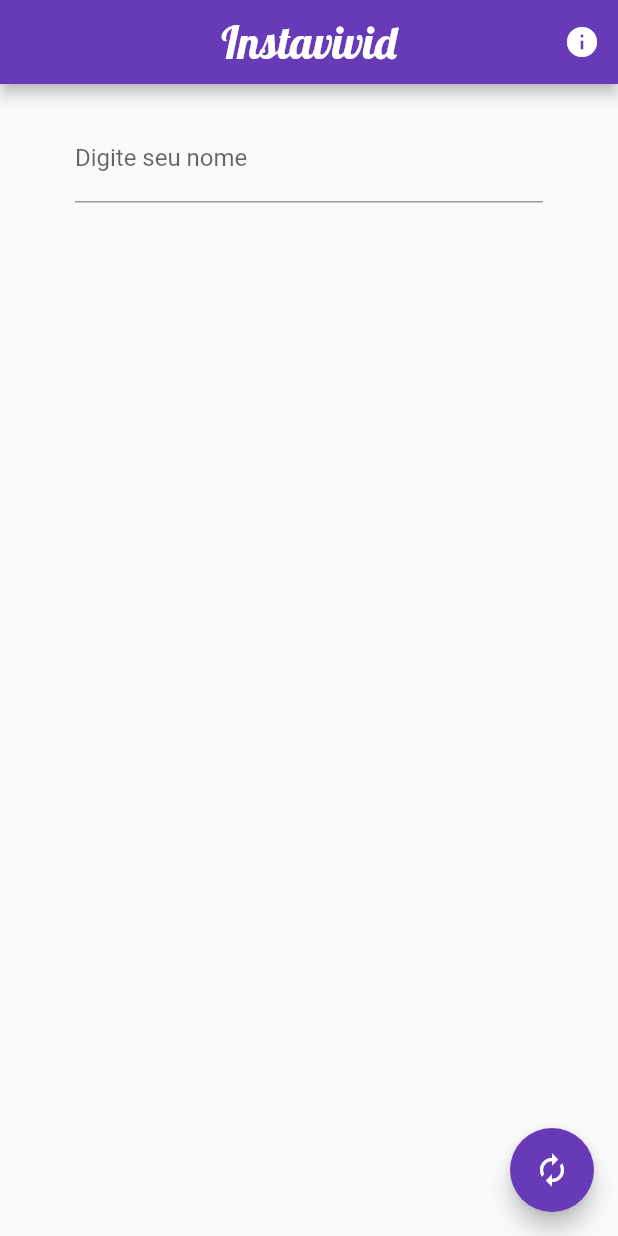
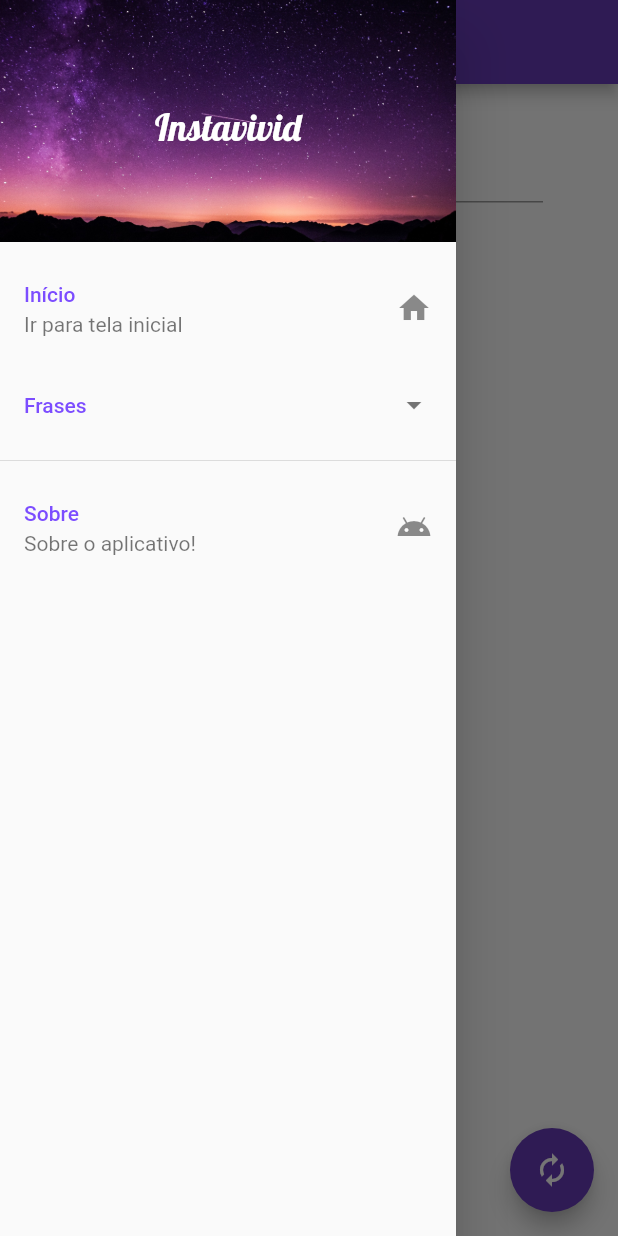
Before and after one commit to mateushvenancio/instavivid, a Flutter app: the screen it shows after launch, with the side drawer open (before the commit the screen has no drawer), on a phone screen of 412 x 824 dp. Run offline on Flutter 3.47's test engine with Material 2 defaults, Android fonts, the phone set to English and light mode, and no system bars.

Commit message:
Drawer adc e Frases adc (dvs, masc grtd ing)

```diff
--- /dev/null
+++ b/lib/frases.dart
@@ -0,0 +1,233 @@
+class RetornaFrases {
+  List<String> frases = new List<String>();
+
+  RetornaFrases(int tipo) {
+    switch (tipo) {
+      case 1:
+        frases = getFrasesDiversas();
+        break;
+      case 2:
+        frases = getFrasesMasculinas();
+        break;
+      case 3:
+        frases = getFrasesGratidao();
+        break;
+      case 4:
+        frases = getFrasesIngles();
+        break;
+    }
+  }
+
+  List<String> getFrases() {
+    return frases;
+  }
+
+  List<String> getFrasesMasculinas() {
+    List<String> frases = new List<String>();
+
+    frases.add("Me encaixo no padrão errado ✖");
+    frases.add("Cada mágoa, eu transformo em risada ☀");
+    frases.add("Me chamam de proibido porque eu vício rápido 🚫");
+    frases.add("Não falo tudo que eu sei, mas sei tudo que eu falo 💭");
+    frases.add("Não somos nada além do que dizemos que somos.");
+    frases.add("Sua inveja alimenta minha sede de conquista 🍃");
+    frases.add("Solidão já não me assusta mais.");
+    frases.add("Vivendo a vida sem pensar no fim ☀");
+    frases.add(
+        "Difícil eu ser romântico, meu ego é do tamanho do oceano atlântico 🌊");
+    frases.add("Calmo como uma bomba 💣");
+    frases.add("Se acomode ou se incomode ✌");
+    frases.add("Tô na intenção de me tornar seu vício 💎");
+    frases.add("Eu quero pra vida inteira, um destino incerto 🌴");
+    frases.add("Se parar pra contar nossa história, tu escreve um livro 📚");
+    frases.add("A alma é grande e a vida é pequena 💭");
+    frases.add("Cola comigo que eu te mostro o infinito ☄️");
+    frases.add("Bad trip bate na minha porta, mas não deixo entrar 🍃");
+    frases.add("Continuo na minha calma de monge 🕉");
+    frases.add("Se não tem malícia, então nem entra no jogo 👊");
+    frases.add("Os loucos românticos sempre riem por último.");
+    frases.add("Não cola comigo porque eu sou todo errado 🚫");
+    frases.add("Chefe é chefe né pai 🎶");
+    frases.add("A vida dos outros não me interessa ☀");
+    frases.add("Se tá difícil pra malandro, imagina pra otário 👊");
+    frases.add("Nascemos chorando pra morrer sorrindo");
+
+    return frases;
+  }
+
+  List<String> getFrasesDiversas() {
+    List<String> frases = new List<String>();
+
+    frases.add("Deus é a esperança em meio a tempestade.🌈");
+    frases.add("A vida é um eco, você recebe o que emite.🌙");
+    frases.add("Sentimentos são flores recém-desabrochadas. 🌸");
+    frases.add("Bom mesmo é sorrir com a alma!🌹");
+    frases.add("O mundo precisa de paz, colabore fechando sua boca.🌻");
+    frases.add("A inveja alimenta a sede de conquista.🗽");
+    frases.add("Deixe acontecer, se for pra ser, vai ser. 🌷");
+    frases.add("Mente firme, alma limpa e pensamento positivo sempre.⭐");
+    frases.add(
+        "Deus livrai-me da maldade, dos corações ruins e das falsas intenções. 🌅");
+    frases.add(
+        "O mundo fica mais bonito quando a gente carrega coisas boas no peito. 💘");
+    frases.add(
+        "Que o amor seja a melhor forma de começar e terminar o nosso dia! ⚓");
+    frases.add("Seja como a lua. Procure brilhar, mesmo em meio às trevas. 💫");
+    frases.add("Sem metas, quero apenas felicidade.🌺");
+    frases.add(
+        "Qual foi a última vez que você fez algo pela primeira vez? Faça hoje! 💖");
+    frases.add("Mil fases e infinitas formas de ser. ✨");
+    frases.add("Sou feita de cicatriz e gratidão. ✨❤");
+    frases.add("Fiz dos meus medos balões e os soltei. 💫💫");
+    frases.add("Existe uma beleza imensurável em ser quem você é. ❤");
+    frases.add("Seja fiel a sua essência. ✨❤");
+    frases.add(
+        "Tudo se ajeita, tudo se encaixa. E principalmente: tudo passa! ✨");
+    frases.add("Transbordando todo o bem e o amor que habitam em mim. 💫💫");
+    frases.add("Ir, sobretudo, em frente 👊👣");
+    frases.add("Você atrai o que transmite 🍃");
+    frases.add("Até sem querer, transbordo amor 🌸✨💖");
+    frases.add("Alma grata exala paz. 🌻🌺🌻");
+    frases.add("Evoluir é ser cada vez mais de si mesmo… 💛");
+    frases.add("Permita-se ir além, mas permita-se voltar 🌴");
+    frases.add("Antes de amar o próximo, ame primeiro a si..🌸");
+    frases.add("Mais amor, por vontade, sem favor. ❤");
+    frases.add("Seja sua própria âncora. ⚓");
+    frases.add("Engole teu coração e se ama por dentro. 🌾❤");
+    frases.add("Que a gente saiba florir onde a vida nos plantar.“ 🌼🙏🏼🌤");
+    frases.add("Cada sorriso dela, tem muito de Deus! ♥✨");
+    frases.add("A beleza está no caos de ser quem a gente é. ❤");
+    frases.add(
+        "Ela sorri com os olhos, abraça com o coração, diz o que sente. A delicadeza disfarça a força que ela tem. ✨💗");
+    frases.add("Se entregue ao ritmo da vida e flua com ele! 💫💫");
+    frases.add("Intensa por natureza, no riso e no amor. 💗");
+    frases.add("Do signo liberdade com ascendente em voar alto! 🌸✨");
+    frases.add(
+        "Colocar seu coração em tudo que faz é a única coisa que você precisa fazer para ver algo dar certo. ♥✨");
+    frases.add(
+        "Os exageros moram em sua pele, as intensidades estão na sua essência. ✨");
+    frases.add(
+        "Ela é a tradução do amor, é amável, amada e vai deixando as emoções tomarem conta dela. ♥️");
+    frases.add(
+        "Ela é a tradução do amor, é amável, amada e vai deixando as emoções tomarem conta dela. ♥️");
+    frases.add(
+        "Tu, menina, é a exceção da regra, é filha do impossível, cristal que não quebra, até o avesso da tua alma é força. ✨🌸");
+    frases.add("De luz em luz, eu me tornei meu próprio sol. ✨");
+    frases.add(
+        "Dentro da gente cabe tanta coisa. Então minha oração de todos os dias é que caiba sempre mais amor. ♥✨");
+    frases.add(
+        "E ela finalmente percebeu que florescer é algo que só depende dela! 🌻");
+    frases.add("Vista-se de amor próprio e vá correndo abraçar o mundo! ♥️");
+    frases.add("Ser simples é o que te faz ser grande. 🌻");
+    frases.add(
+        "A gente quase nunca é o que aparenta ser, porque ser é muito mais imenso do que parecer. ✨♥️");
+    frases.add(
+        "Brilha sem medo menina. A luz que te ilumina vem lá de cima. ✨♥️");
+    frases
+        .add("Eu só quero a calmaria de um lugar que tenha vento de paz. 🍂✨");
+    frases.add("Fazer da minha alma o meu próprio jardim… 🌻🌿✨");
+    frases.add(
+        "Antes do recíproco, seja leal ao amor próprio. Seja leal com você! ♥️");
+    frases.add(
+        "Que minha alma sempre cresça leve, limpa e cheia de luz. Amém! ✨");
+    frases.add("Bendito seja o sorriso nosso de cada dia. ✨💛");
+    frases.add("Vivendo momentos e construindo lembranças… 💟✨😍");
+    frases.add("Onde há calma, observo. Onde há alma, absorvo. 🍃🌺");
+    frases.add("Até sem querer, transbordo amor 🌸✨💖");
+    frases.add("Simplesmente floresça. 🌸✨♥🙏");
+    frases.add("Alma viva, mente sã. 💫💫");
+    frases.add("Alma grata exala paz. 🌻🌺🌻");
+    frases.add("Evoluir é ser cada vez mais de si mesmo… 💛");
+    frases.add("Seja sua melhor versão! 💫💕");
+    frases.add("Vou rabiscar estrelas no chão pra passear no céu 🌌");
+    frases.add(
+        "Odeio circo. Aliás, odeio tudo que me encanta e depois vai embora. 🌼❌");
+    frases.add("Caso não floresça, a gente suborna a primavera. 🌻");
+    frases.add(
+        "Será que o céu só continua existindo por que os humanos não conseguem tocá-lo? 🌌📌");
+    frases.add(
+        "De todos os fenômenos da natureza, ela é furacão. Ja tentou ser brisa leve de verao mas, como dizem, calmarias não duram pra sempre 🌼❄✨");
+    frases.add(
+        "Você tem um coração bom, menina. Então, peça a Deus por alguém que honre isso. 💭❤");
+    frases.add(
+        "Ela tem aquela mania bonita de acreditar na vida. Sonha e tira os pés do chão. Sabe que irá sofrer muito ainda, mas não desiste. ✨🌼");
+    frases.add(
+        "More em seu amor próprio, pois é complicado morar de aluguel em corações alheios ❄🌼");
+    frases.add(
+        "Ela vale a pena, mesmo com as suas loucuras e crises de identidade, porque ela é sua. Justo ela que não é de ninguém. 🌼");
+    frases.add(
+        "Ela sabia arrumar a bagunça de todo mundo. Menos a bagunça da vida dela 🌀");
+    frases.add(
+        "Ela sabia arrumar a bagunça de todo mundo. Menos a bagunça da vida dela 🌀");
+    frases.add(
+        "Menina, deusa urbana, neta do Sol. Eu sou você e meus rivais, sou só. ☀🌻");
+    frases.add("Todos mudam. Uns por amor e outros pela falta dele. ✨😍");
+    frases.add(
+        "Que bela flor seria eu, se acordasse com o raio de sol de um sorriso seu. 🌸🌞");
+    frases.add(
+        "Como não querer que a gente se dilua, se até esse sol é de lua? ☀🌙✨");
+    frases.add("Pra muitos o céu é o limite. Pra mim o céu é meu lar. ☁✨");
+    frases.add(
+        "Mas se for preciso eu te dou meu sorriso, só pra não te ver chorar. 🌸💜");
+    frases.add("Engole teu coração e se ama por dentro. 🌾❤");
+
+    return frases;
+  }
+
+  List<String> getFrasesGratidao() {
+    List<String> frases = new List<String>();
+
+    frases.add("Gratidão é reconhecer que a vida é um presente. 💝💝");
+    frases.add(
+        "Quanto mais você agradece mais motivos para agradecer são enviados na sua direção. ✨♥💫");
+    frases.add(
+        "Quando você ama e é grato por tudo que você tem, você tem tudo que precisa! 💓💓");
+    frases.add("Gratidão gera um mar de coisas boas! 😍");
+    frases
+        .add("As pessoas mais felizes são aquelas que irradiam gratidão! 💛💛");
+    frases.add(
+        "Gratidão por mais um dia, por mais uma semana cheia de novas possibilidades e conquistas.. 💙🦋🌺🍃");
+    frases.add(
+        "Porque se for pensar direitinho, você tem muito mais a agradecer do que reclamar! 🙏");
+    frases.add(
+        "A melhor maneira de agradecer por um belo momento é desfrutá-lo plenamente. 💘😍");
+    frases.add(
+        "Nunca reclamar, só agradecer, tudo o que vier eu fiz por merecer 🙌🏼💕🍀✨");
+    frases.add(
+        "Agradecer sempre porque a luz que me guia é bem mais forte que os olhos que me cercam! ✨");
+    frases.add("Tudo é bem mais bonito quando se tem um coração grato! 💖");
+    frases.add("A gratidão desbloqueia a plenitude da vida. 🍀✨");
+    frases.add("Abre a janela, agradece e deixa a luz entrar.. 🙌🏼✨🍃");
+    frases.add(
+        "Antes de qualquer coisa, ore. Depois de qualquer coisa, AGRADEÇA.🙏🦋");
+    frases.add("Seja grato por tudo sempre! 💫");
+
+    return frases;
+  }
+
+  List<String> getFrasesIngles() {
+    List<String> frases = new List<String>();
+
+    frases.add("It always seems impossible until it’s done.");
+    frases.add("Stay magical.");
+    frases.add("She believed she could so she did");
+    frases.add("Even the darkest night will end, and the sun will rise again");
+    frases.add("In the end we only regret the chances we didn’t take");
+    frases.add("Go wild for a while");
+    frases.add("All we have is now");
+    frases.add("You can’t do epic shit with basic people");
+    frases.add(
+        "Life is not a problem to be solved, but a reality to be experienced");
+    frases.add("Friends make this world beautiful");
+    frases.add("Hard times will always reveal true friends");
+    frases.add("Friends are the family we chose");
+    frases.add("If you were looking for a sign, here it is");
+    frases.add("Silence speaks when words can’t");
+    frases.add("Every new day is another chance to change your life");
+    frases.add("Fall seven times, stand up eight");
+    frases.add("Everything happens for a reasons");
+    frases.add("The best is yet to come");
+
+    return frases;
+  }
+}
--- a/lib/info.dart
+++ b/lib/info.dart
@@ -20,7 +20,6 @@ Widget corpo = Center(
         child: Text(
           "Basta digitar seu nome no campo e confirmar!\nClique em um dos textos gerados pra copiá-lo!",
           style: TextStyle(
-            fontFamily: "Pacifico",
             fontSize: 15,
           ),
           textAlign: TextAlign.center,
@@ -31,7 +30,6 @@ Widget corpo = Center(
         child: Text(
           "Logo abaixo aparece a barra de confirmação.\nClique em \"Enfeite\" para mais caracteres especiais!",
           style: TextStyle(
-            fontFamily: "Pacifico",
             fontSize: 15,
           ),
           textAlign: TextAlign.center,
--- a/lib/main.dart
+++ b/lib/main.dart
@@ -1,6 +1,7 @@
 import 'package:flutter/material.dart';
 import 'package:flutter/services.dart';
 import 'modificadores.dart';
+import 'frases.dart';
 import 'info.dart';
 
 void main() => runApp(MyApp());
@@ -103,14 +104,6 @@ class _PaginaInicialState extends State<PaginaInicial> {
           ),
         ),
         centerTitle: true,
-        actions: <Widget>[
-          IconButton(
-            icon: Icon(Icons.info),
-            onPressed: () {
-              Navigator.of(context).pushNamed("/Info");
-            },
-          )
-        ],
       ),
       body: SingleChildScrollView(
         child: Container(
@@ -143,6 +136,99 @@ class _PaginaInicialState extends State<PaginaInicial> {
               ),
             ],
           ),
+        ),
+      ),
+      drawer: Drawer(
+        child: ListView(
+          children: <Widget>[
+            DrawerHeader(
+              decoration: BoxDecoration(
+                image: DecorationImage(
+                    image: AssetImage("assets/ceu-capa.jpg"),
+                    fit: BoxFit.cover),
+              ),
+              child: Center(
+                child: Text(
+                  "Instavivid",
+                  style: TextStyle(
+                    color: Colors.white,
+                    fontSize: 25,
+                    fontFamily: 'Lobster',
+                  ),
+                ),
+              ),
+            ),
+            ListTile(
+              title: Text(
+                "Início",
+                style: TextStyle(color: Colors.deepPurpleAccent),
+              ),
+              subtitle: Text("Ir para tela inicial"),
+              trailing: Icon(Icons.home),
+            ),
+            ExpansionTile(
+              title: Text(
+                "Frases",
+                style: TextStyle(color: Colors.deepPurpleAccent),
+              ),
+              trailing: Icon(Icons.arrow_drop_down),
+              children: <Widget>[
+                ListTile(
+                  title: Text("Diversos"),
+                  leading: Icon(Icons.star_border),
+                  onTap: () {
+                    Navigator.of(context)
+                        .push(new MaterialPageRoute(builder: (context) {
+                      return new Frases(1);
+                    }));
+                  },
+                ),
+                ListTile(
+                  title: Text("Masculinas"),
+                  leading: Icon(Icons.star_border),
+                  onTap: () {
+                    Navigator.of(context)
+                        .push(new MaterialPageRoute(builder: (context) {
+                      return new Frases(2);
+                    }));
+                  },
+                ),
+                ListTile(
+                  title: Text("Gratidão"),
+                  leading: Icon(Icons.star_border),
+                  onTap: () {
+                    Navigator.of(context)
+                        .push(new MaterialPageRoute(builder: (context) {
+                      return new Frases(3);
+                    }));
+                  },
+                ),
+                ListTile(
+                  title: Text("Em inglês"),
+                  leading: Icon(Icons.star_border),
+                  onTap: () {
+                    Navigator.of(context)
+                        .push(new MaterialPageRoute(builder: (context) {
+                      return new Frases(4);
+                    }));
+                  },
+                ),
+              ],
+            ),
+            Divider(),
+            ListTile(
+              title: Text(
+                "Sobre",
+                style: TextStyle(color: Colors.deepPurpleAccent),
+              ),
+              subtitle: Text("Sobre o aplicativo!"),
+              trailing: Icon(Icons.android),
+              onTap: () {
+                Navigator.push(
+                    context, MaterialPageRoute(builder: (context) => Info()));
+              },
+            ),
+          ],
         ),
       ),
       floatingActionButton: FloatingActionButton(
@@ -272,7 +358,8 @@ class _nomeEnfeitadoState extends State<nomeEnfeitado> {
     return Scaffold(
       key: _scaffoldState,
       appBar: AppBar(
-        title: Text("Enfeite!"),
+        title: Text("Enfeite"),
+        centerTitle: true,
       ),
       body: Center(
         child: Column(
@@ -284,3 +371,76 @@ class _nomeEnfeitadoState extends State<nomeEnfeitado> {
     );
   }
 }
+
+class Frases extends StatelessWidget {
+  int codigo;
+  Frases(int codigo) {
+    this.codigo = codigo;
+  }
+
+  Widget todasFrases() {
+    RetornaFrases f = new RetornaFrases(codigo);
+    List<String> todas = new List<String>();
+    todas = f.getFrases();
+    List<Widget> widg = new List<Widget>();
+
+    for (int i = 0; i < todas.length; i++) {
+      widg.add(retornaUmaFrase(todas[i]));
+    }
+    return new Column(children: widg);
+  }
+
+  Widget retornaUmaFrase(String str) {
+    return new GestureDetector(
+      onTap: () {
+        Clipboard.setData(new ClipboardData(text: str));
+      },
+      child: ListTile(
+        title: Text(str),
+        leading: Icon(Icons.star),
+      ),
+    );
+  }
+
+  @override
+  Widget build(BuildContext context) {
+    return Scaffold(
+      body: Container(
+        child: SingleChildScrollView(
+          child: Column(
+            children: <Widget>[
+              Container(
+                constraints: BoxConstraints.expand(height: 200),
+                alignment: Alignment.center,
+                child: Text(
+                  "Frases",
+                  style: TextStyle(
+                    color: Colors.white,
+                    fontFamily: 'Lobster',
+                    fontSize: 50,
+                  ),
+                ),
+                decoration: BoxDecoration(
+                  image: DecorationImage(
+                    image: AssetImage("assets/ceu-capa.jpg"),
+                    fit: BoxFit.cover,
+                  ),
+                ),
+              ),
+              Padding(
+                padding: EdgeInsets.fromLTRB(0, 20, 0, 0),
+              ),
+              todasFrases(),
+            ],
+          ),
+        ),
+      ),
+      floatingActionButton: FloatingActionButton(
+        onPressed: () {
+          Navigator.pop(context);
+        },
+        child: Icon(Icons.arrow_back),
+      ),
+    );
+  }
+}
--- a/pubspec.yaml
+++ b/pubspec.yaml
@@ -48,7 +48,8 @@ flutter:
 
   # To add assets to your application, add an assets section, like this:
   assets:
-   - assets/tutorial1.png
+   - assets/ceu-barra-lateral.jpg
+   - assets/ceu-capa.jpg
 
   # An image asset can refer to one or more resolution-specific "variants", see
   # https://flutter.dev/assets-and-images/#resolution-aware.
```
Also changed, not shown: assets/ceu-barra-lateral.jpg (added), assets/ceu-capa.jpg (added), assets/tutorial1.png (deleted), 1 other file.
